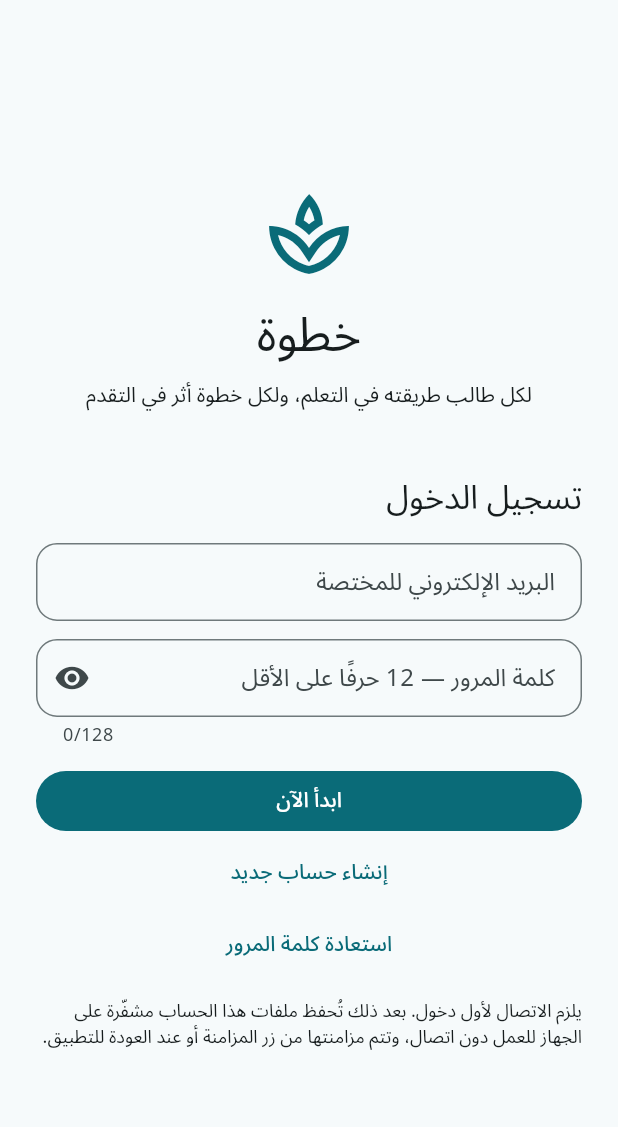
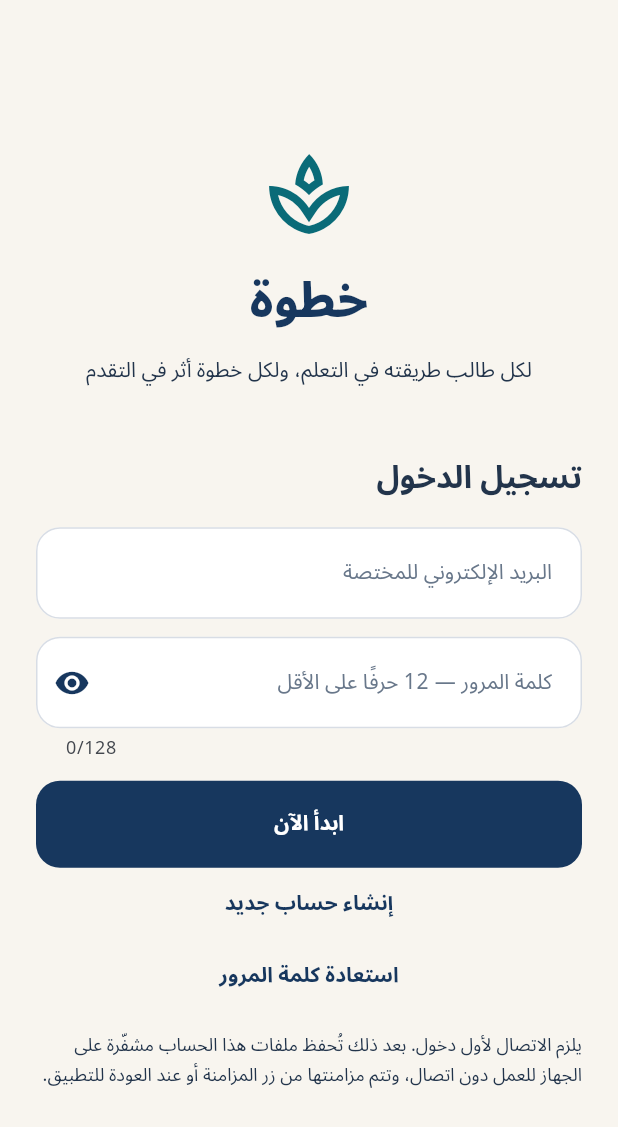
Before and after one commit to ENGahmed-2005/Khotwa, a Flutter app: the screen it shows after launch, on a phone screen of 412 x 824 dp. Shown: the top 1127 px of the screen. Run offline on Flutter 3.47's test engine with Material 3 defaults, Android fonts, the phone set to English and light mode, and no system bars; our stand-ins replace flutter_secure_storage, share_plus; missing offline and left inert: cryptography, file_selector.

Commit message:
feat(ui): establish warm specialist theme and shared screen components

```diff
--- /dev/null
+++ b/mobile/lib/core/khotwa_theme.dart
@@ -0,0 +1,222 @@
+import 'package:flutter/material.dart';
+
+abstract final class KhotwaPalette {
+  static const navy = Color(0xFF17375E);
+  static const amber = Color(0xFFE3A343);
+  static const cream = Color(0xFFF8F5EF);
+  static const ink = Color(0xFF22344B);
+  static const muted = Color(0xFF68778A);
+  static const line = Color(0xFFE8E4DC);
+  static const teal = Color(0xFF2F8078);
+  static const paleBlue = Color(0xFFEDF2F8);
+  static const paleAmber = Color(0xFFFCF0D9);
+}
+
+abstract final class KhotwaTheme {
+  static ThemeData get light => ThemeData(
+    useMaterial3: true,
+    fontFamily: 'NotoSansArabic',
+    scaffoldBackgroundColor: KhotwaPalette.cream,
+    colorScheme: ColorScheme.fromSeed(
+      seedColor: KhotwaPalette.navy,
+      primary: KhotwaPalette.navy,
+      secondary: KhotwaPalette.teal,
+      tertiary: KhotwaPalette.amber,
+      surface: Colors.white,
+      error: const Color(0xFFAE3F3C),
+    ),
+    textTheme: const TextTheme(
+      headlineLarge: TextStyle(
+        fontSize: 32,
+        fontWeight: FontWeight.w800,
+        height: 1.5,
+        color: KhotwaPalette.navy,
+      ),
+      headlineMedium: TextStyle(
+        fontSize: 26,
+        fontWeight: FontWeight.w800,
+        height: 1.5,
+        color: KhotwaPalette.navy,
+      ),
+      headlineSmall: TextStyle(
+        fontSize: 23,
+        fontWeight: FontWeight.w700,
+        height: 1.5,
+        color: KhotwaPalette.navy,
+      ),
+      titleLarge: TextStyle(
+        fontSize: 21,
+        fontWeight: FontWeight.w700,
+        height: 1.5,
+        color: KhotwaPalette.ink,
+      ),
+      titleMedium: TextStyle(
+        fontSize: 17,
+        fontWeight: FontWeight.w700,
+        height: 1.5,
+        color: KhotwaPalette.ink,
+      ),
+      titleSmall: TextStyle(
+        fontSize: 14,
+        fontWeight: FontWeight.w700,
+        height: 1.6,
+        color: KhotwaPalette.ink,
+      ),
+      bodyLarge: TextStyle(fontSize: 16, height: 1.7, color: KhotwaPalette.ink),
+      bodyMedium: TextStyle(
+        fontSize: 14,
+        height: 1.7,
+        color: KhotwaPalette.ink,
+      ),
+      bodySmall: TextStyle(
+        fontSize: 12,
+        height: 1.6,
+        color: KhotwaPalette.muted,
+      ),
+      labelLarge: TextStyle(fontSize: 14, fontWeight: FontWeight.w700),
+      labelMedium: TextStyle(fontSize: 12, fontWeight: FontWeight.w600),
+    ),
+    appBarTheme: const AppBarTheme(
+      backgroundColor: KhotwaPalette.cream,
+      foregroundColor: KhotwaPalette.navy,
+      surfaceTintColor: Colors.transparent,
+      centerTitle: false,
+      elevation: 0,
+      scrolledUnderElevation: 0,
+      titleTextStyle: TextStyle(
+        fontFamily: 'NotoSansArabic',
+        fontSize: 20,
+        fontWeight: FontWeight.w700,
+        color: KhotwaPalette.navy,
+      ),
+    ),
+    cardTheme: CardThemeData(
+      margin: const EdgeInsets.symmetric(vertical: 6),
+      color: Colors.white,
+      surfaceTintColor: Colors.transparent,
+      elevation: 0,
+      shape: RoundedRectangleBorder(
+        borderRadius: BorderRadius.circular(22),
+        side: const BorderSide(color: KhotwaPalette.line),
+      ),
+    ),
+    inputDecorationTheme: InputDecorationTheme(
+      filled: true,
+      fillColor: Colors.white,
+      border: OutlineInputBorder(
+        borderRadius: BorderRadius.circular(16),
+        borderSide: const BorderSide(color: Color(0xFFD8DDE5)),
+      ),
+      enabledBorder: OutlineInputBorder(
+        borderRadius: BorderRadius.circular(16),
+        borderSide: const BorderSide(color: Color(0xFFD8DDE5)),
+      ),
+      focusedBorder: OutlineInputBorder(
+        borderRadius: BorderRadius.circular(16),
+        borderSide: const BorderSide(color: KhotwaPalette.navy, width: 1.5),
+      ),
+      contentPadding: const EdgeInsets.symmetric(horizontal: 16, vertical: 17),
+      labelStyle: const TextStyle(color: KhotwaPalette.muted, fontSize: 14),
+      helperMaxLines: 3,
+      errorMaxLines: 3,
+    ),
+    filledButtonTheme: FilledButtonThemeData(
+      style: FilledButton.styleFrom(
+        minimumSize: const Size(0, 52),
+        padding: const EdgeInsets.symmetric(horizontal: 22, vertical: 14),
+        shape: RoundedRectangleBorder(borderRadius: BorderRadius.circular(16)),
+        textStyle: const TextStyle(
+          fontFamily: 'NotoSansArabic',
+          fontSize: 14,
+          fontWeight: FontWeight.w700,
+        ),
+      ),
+    ),
+    outlinedButtonTheme: OutlinedButtonThemeData(
+      style: OutlinedButton.styleFrom(
+        minimumSize: const Size(0, 48),
+        padding: const EdgeInsets.symmetric(horizontal: 20, vertical: 13),
+        side: const BorderSide(color: Color(0xFFCCD5E0)),
+        shape: RoundedRectangleBorder(borderRadius: BorderRadius.circular(16)),
+        textStyle: const TextStyle(
+          fontFamily: 'NotoSansArabic',
+          fontSize: 14,
+          fontWeight: FontWeight.w700,
+        ),
+      ),
+    ),
+    textButtonTheme: TextButtonThemeData(
+      style: TextButton.styleFrom(minimumSize: const Size(44, 44)),
+    ),
+    iconButtonTheme: IconButtonThemeData(
+      style: IconButton.styleFrom(
+        foregroundColor: KhotwaPalette.navy,
+        minimumSize: const Size(48, 48),
+      ),
+    ),
+    navigationBarTheme: NavigationBarThemeData(
+      height: 80,
+      backgroundColor: Colors.white,
+      surfaceTintColor: Colors.transparent,
+      indicatorColor: const Color(0xFFF9E3B9),
+      labelTextStyle: WidgetStateProperty.resolveWith(
+        (states) => TextStyle(
+          fontFamily: 'NotoSansArabic',
+          fontSize: 12,
+          fontWeight: states.contains(WidgetState.selected)
+              ? FontWeight.w700
+              : FontWeight.w500,
+          color: states.contains(WidgetState.selected)
+              ? KhotwaPalette.navy
+              : KhotwaPalette.muted,
+        ),
+      ),
+    ),
+    chipTheme: ChipThemeData(
+      backgroundColor: KhotwaPalette.paleBlue,
+      side: BorderSide.none,
+      shape: RoundedRectangleBorder(borderRadius: BorderRadius.circular(12)),
+      labelStyle: const TextStyle(
+        fontFamily: 'NotoSansArabic',
+        fontSize: 12,
+        color: KhotwaPalette.navy,
+      ),
+      padding: const EdgeInsets.symmetric(horizontal: 7, vertical: 4),
+    ),
+    listTileTheme: const ListTileThemeData(
+      iconColor: KhotwaPalette.navy,
+      contentPadding: EdgeInsets.symmetric(horizontal: 18, vertical: 8),
+      titleTextStyle: TextStyle(
+        fontFamily: 'NotoSansArabic',
+        fontSize: 16,
+        fontWeight: FontWeight.w700,
+        height: 1.5,
+        color: KhotwaPalette.ink,
+      ),
+      subtitleTextStyle: TextStyle(
+        fontFamily: 'NotoSansArabic',
+        fontSize: 13,
+        height: 1.7,
+        color: KhotwaPalette.muted,
+      ),
+    ),
+    dividerTheme: const DividerThemeData(
+      color: KhotwaPalette.line,
+      thickness: 1,
+      space: 24,
+    ),
+    snackBarTheme: SnackBarThemeData(
+      behavior: SnackBarBehavior.floating,
+      backgroundColor: KhotwaPalette.ink,
+      shape: RoundedRectangleBorder(borderRadius: BorderRadius.circular(16)),
+    ),
+    dialogTheme: DialogThemeData(
+      backgroundColor: Colors.white,
+      surfaceTintColor: Colors.transparent,
+      shape: RoundedRectangleBorder(borderRadius: BorderRadius.circular(24)),
+    ),
+    progressIndicatorTheme: const ProgressIndicatorThemeData(
+      color: KhotwaPalette.navy,
+    ),
+  );
+}
--- a/mobile/lib/main.dart
+++ b/mobile/lib/main.dart
@@ -5,6 +5,7 @@ import 'package:flutter_localizations/flutter_localizations.dart';
 import 'core/api_client.dart';
 import 'core/auth_state.dart';
 import 'core/export_cache.dart';
+import 'core/khotwa_theme.dart';
 import 'core/secure_local_store.dart';
 import 'features/home_screen.dart';
 import 'features/auth_screen.dart';
@@ -57,36 +58,7 @@ class KhotwaApp extends StatelessWidget {
         GlobalWidgetsLocalizations.delegate,
         GlobalCupertinoLocalizations.delegate,
       ],
-      theme: ThemeData(
-        fontFamily: 'NotoSansArabic',
-        useMaterial3: true,
-        scaffoldBackgroundColor: const Color(0xFFF6FAFB),
-        colorScheme: ColorScheme.fromSeed(
-          seedColor: const Color(0xFF0A6B78),
-          primary: const Color(0xFF0A6B78),
-          secondary: const Color(0xFF267E5E),
-        ),
-        appBarTheme: const AppBarTheme(
-          backgroundColor: Color(0xFFF6FAFB),
-          centerTitle: true,
-          elevation: 0,
-        ),
-        cardTheme: CardThemeData(
-          margin: const EdgeInsets.symmetric(vertical: 5),
-          color: Colors.white,
-          shape: RoundedRectangleBorder(
-            borderRadius: BorderRadius.circular(18),
-            side: const BorderSide(color: Color(0xFFE2ECEF)),
-          ),
-        ),
-        inputDecorationTheme: InputDecorationTheme(
-          border: OutlineInputBorder(borderRadius: BorderRadius.circular(14)),
-          contentPadding: const EdgeInsets.symmetric(
-            horizontal: 14,
-            vertical: 14,
-          ),
-        ),
-      ),
+      theme: KhotwaTheme.light,
       builder: (context, child) => Directionality(
         textDirection: TextDirection.rtl,
         child: Column(
```
Also changed, not shown: mobile/lib/widgets/khotwa_ui.dart (added, +173 -0 lines), 2 other files.
